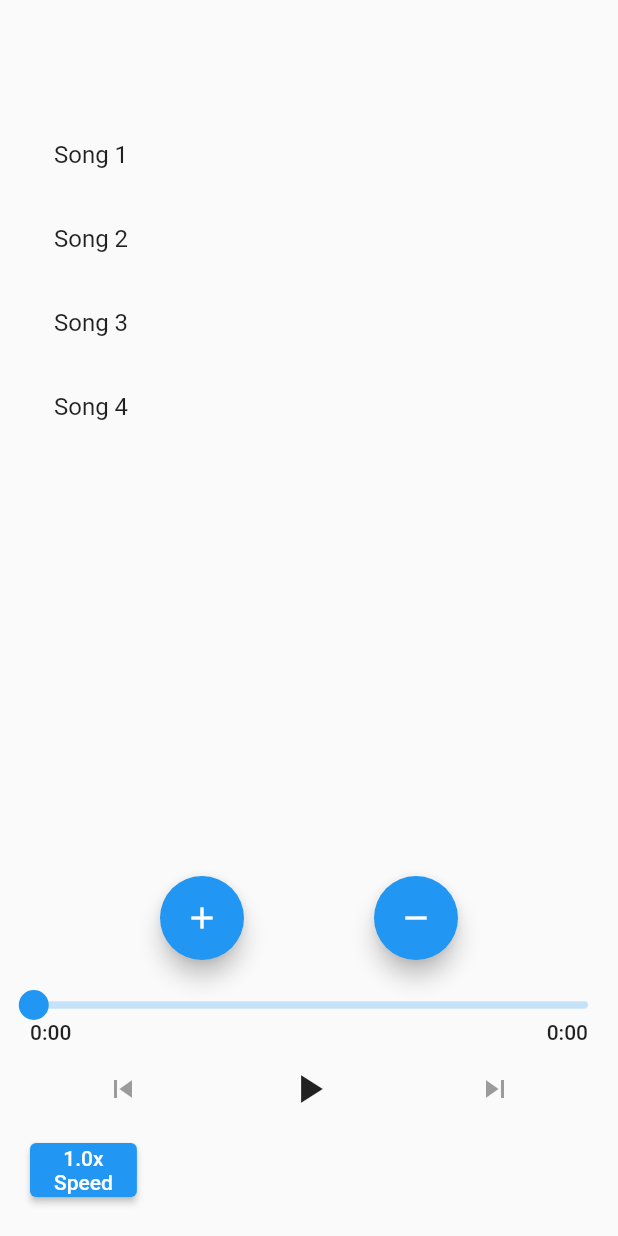
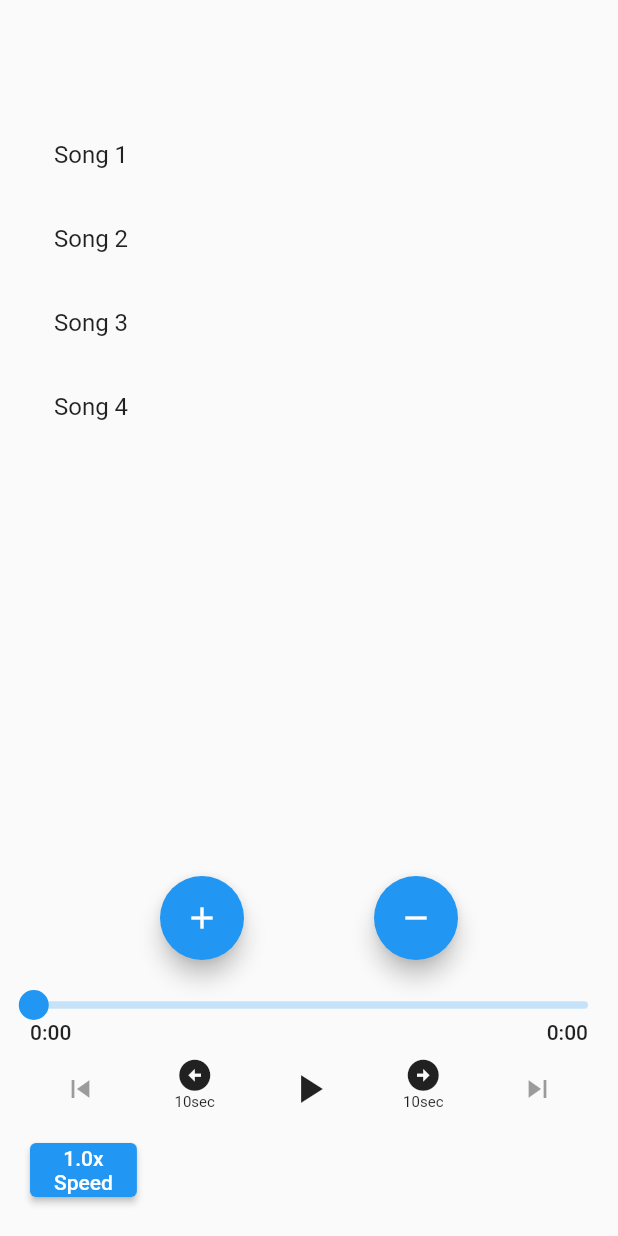
Before and after one commit to mh152796/kabbik, a Flutter app: the screen it shows after launch, after a tap on the "add" icon, on a phone screen of 412 x 824 dp. Run offline on Flutter 3.47's test engine with Material 2 defaults, Android fonts, the phone set to English and light mode, and no system bars; drawn by our look-alikes of audio_video_progress_bar; our stand-ins replace audio_service, get_it, just_audio; missing offline and left inert: dart:ffi.

Commit message:
made 10 sec button clickable

```diff
--- a/lib/main.dart
+++ b/lib/main.dart
@@ -37,7 +37,7 @@ class _MyAppState extends State<MyApp> {
         body: Padding(
           padding: const EdgeInsets.all(20.0),
           child: Column(
-            children: const [
+            children:  [
               CurrentSongTitle(),
               Playlist(),
               AddRemoveSongButtons(),
@@ -211,23 +211,66 @@ class AudioProgressBar extends StatelessWidget {
 }
 
 class AudioControlButtons extends StatelessWidget {
-  const AudioControlButtons({Key? key}) : super(key: key);
+   AudioControlButtons({Key? key}) : super(key: key);
 
   @override
   Widget build(BuildContext context) {
+    bool pre = true;
     return SizedBox(
       height: 60,
       child: Row(
         mainAxisAlignment: MainAxisAlignment.spaceAround,
-        children: const [
+        children:  [
           PreviousSongButton(),
+          ProgressUpDown(pre: true,),
           PlayButton(),
+          ProgressUpDown(pre: false,),
           NextSongButton(),
         ],
       ),
     );
   }
+
 }
+
+class ProgressUpDown extends StatefulWidget {
+  bool pre;
+    ProgressUpDown({Key? key, required this.pre}) : super(key: key);
+
+  @override
+  State<ProgressUpDown> createState() => _ProgressUpDownState();
+}
+
+class _ProgressUpDownState extends State<ProgressUpDown> {
+  @override
+  Widget build(BuildContext context) {
+    final pageManager = getIt<PageManager>();
+
+    return ValueListenableBuilder<ProgressBarState>(valueListenable: pageManager.progressNotifier, builder: (_, value, __) {
+      return IconButton(iconSize: 50,onPressed: () {
+        if(widget.pre){
+          pageManager.seek(value.current - Duration(seconds: 10));
+
+        }
+        else{
+          pageManager.seek(value.current + Duration(seconds: 10));
+        }
+      }, icon: widget.pre? Column(
+        children: [
+          Icon(Icons.arrow_circle_left, size: 25,),
+          Text("10sec", style: TextStyle(fontSize: 10),)
+        ],
+      ) : Column(
+        children: [
+          Icon(Icons.arrow_circle_right, size: 25,),
+          Text("10sec", style: TextStyle(fontSize: 10),)
+        ],
+      ) );
+    },);
+  }
+}
+
+
 
 class PreviousSongButton extends StatelessWidget {
   const PreviousSongButton({Key? key}) : super(key: key);
--- a/lib/page_manager.dart
+++ b/lib/page_manager.dart
@@ -28,7 +28,6 @@ class PageManager {
     _listenToBufferedPosition();
     _listenToTotalDuration();
     _listenToChangesInSong();
-    _listenToPlaybackSpeedChanges();
   }
 
   Future<void> _loadPlaylist() async {
@@ -58,12 +57,7 @@ class PageManager {
     });
   }
 
-  void _listenToPlaybackSpeedChanges(){
-    // _audioHandler.playbackState.listen((event) {
-    //   double playbackSpeed = processingState.;
-    //   print('Playback speed changed: $playbackSpeed');
-    // });
-  }
+
   void _listenToPlaybackState() {
     _audioHandler.playbackState.listen((playbackState) {
       playBackSpeed.value = playbackState.speed;
--- a/lib/services/audio_handler.dart
+++ b/lib/services/audio_handler.dart
@@ -40,8 +40,8 @@ class MyAudioHandler extends BaseAudioHandler {
         controls: [
           MediaControl.skipToPrevious,
           MediaControl.rewind,
-          if (playing) MediaControl.pause else MediaControl.play,MediaControl.fastForward,
-          MediaControl.stop,
+          if (playing) MediaControl.pause else MediaControl.play,
+          MediaControl.fastForward,
           MediaControl.skipToNext,
         ],
         systemActions: const {
```
